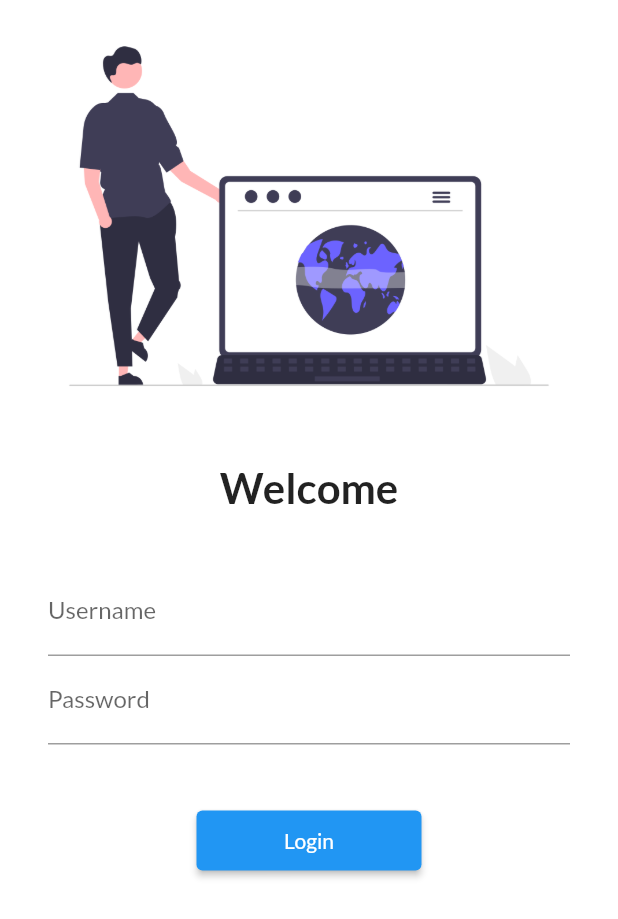
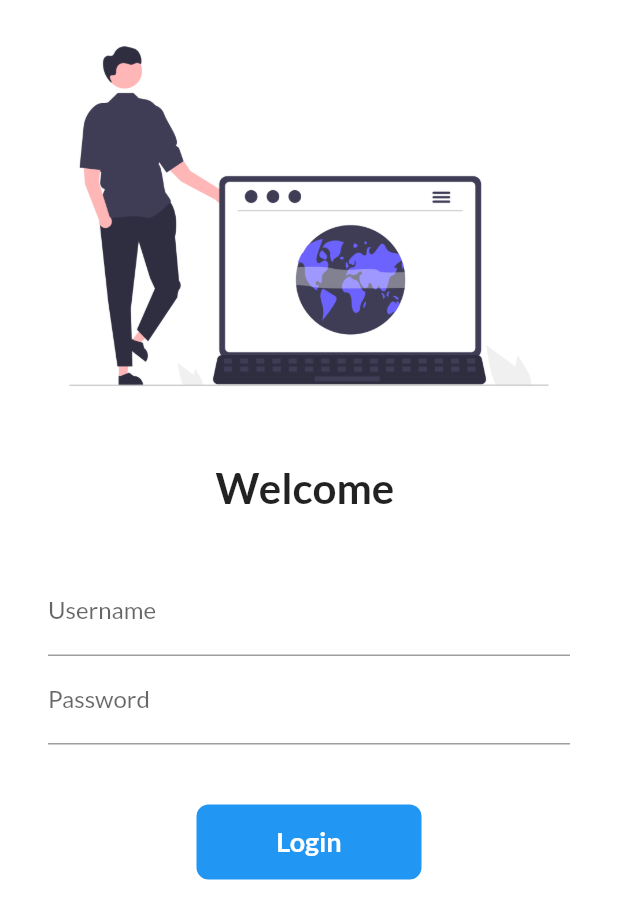
Before and after one commit to ayushkmr1106/30DaysOfFlutter, a Flutter app: the screen it shows after launch, on a phone screen of 412 x 824 dp. Shown: the top 919 px of the screen. Run offline on Flutter 3.47's test engine with Material 2 defaults, Android fonts, the phone set to English and light mode, and no system bars; our stand-ins replace google_fonts.

Commit message:
Day 6 completed

```diff
--- a/lib/pages/login_page.dart
+++ b/lib/pages/login_page.dart
@@ -1,8 +1,17 @@
 import 'package:flutter/material.dart';
 import 'package:flutter_app/utils/routes.dart';
 
-class LoginPage extends StatelessWidget {
+class LoginPage extends StatefulWidget {
   const LoginPage({ Key? key }) : super(key: key);
+
+  @override
+  State<LoginPage> createState() => _LoginPageState();
+}
+
+class _LoginPageState extends State<LoginPage> {
+
+  String name = "";
+  bool changeButton = false;
 
   @override
   Widget build(BuildContext context) {
@@ -17,9 +26,9 @@ class LoginPage extends StatelessWidget {
               // height: 600.0,
             ),
             const SizedBox(height: 20.0,),
-            const Text(
-              'Welcome',
-              style: TextStyle(
+            Text(
+              'Welcome $name',
+              style: const TextStyle(
                 fontSize: 28,
                 fontWeight: FontWeight.bold,
               ),
@@ -36,6 +45,11 @@ class LoginPage extends StatelessWidget {
                       hintText: "Enter Username",
                       labelText: "Username",
                     ),
+                    onChanged: (value) {
+                      name = value;
+                      setState(() {
+                      });
+                    },
                   ),
                   TextFormField(
                     obscureText: true,
@@ -47,15 +61,56 @@ class LoginPage extends StatelessWidget {
                   const SizedBox(
                     height: 40.0,
                   ),
-                  ElevatedButton(
-                    onPressed: () {
-                      Navigator.pushNamed(context, MyRoute.homeRoute);
+                  // ElevatedButton(
+                  //   onPressed: () {
+                  //     Navigator.pushNamed(context, MyRoute.homeRoute);
+                  //   },
+                  //   child: const Text("Login"),
+                  //   style: TextButton.styleFrom(
+                  //     minimumSize: const Size(150, 40)
+                  //   ),
+                  // ),
+                  // Gesture detector / inkwell
+
+                  InkWell(
+                    onTap: () async {
+                      // Navigator.pushNamed(context, MyRoute.homeRoute);
+                      setState(() {
+                        changeButton = true;
+                      });
+
+                      await Future.delayed(const Duration(seconds: 1), () {
+                        Navigator.pushNamed(context, MyRoute.homeRoute);
+                      });
+
                     },
-                    child: const Text("Login"),
-                    style: TextButton.styleFrom(
-                      minimumSize: const Size(150, 40)
+                    child: AnimatedContainer(
+                      duration: const Duration(seconds: 1),
+                      width: changeButton? 50:150,
+                      height: 50,
+                      alignment: Alignment.center,
+                      child: changeButton
+                      ? const Icon(
+                        Icons.done,
+                        color: Colors.white,
+                      )
+                      : const Text(
+                        "Login",
+                        style: TextStyle(
+                          color: Colors.white,
+                          fontWeight: FontWeight.bold,
+                          fontSize: 18
+                        ),
+                      ),
+                      decoration: BoxDecoration(
+                        color: Colors.blue,
+                        // shape: changeButton
+                        //     ? BoxShape.circle
+                        //     : BoxShape.rectangle,
+                        borderRadius: BorderRadius.circular(changeButton ? 50 : 8)
+                      ),
                     ),
-                  ),
+                  )
                 ],
               ),
             )
```
